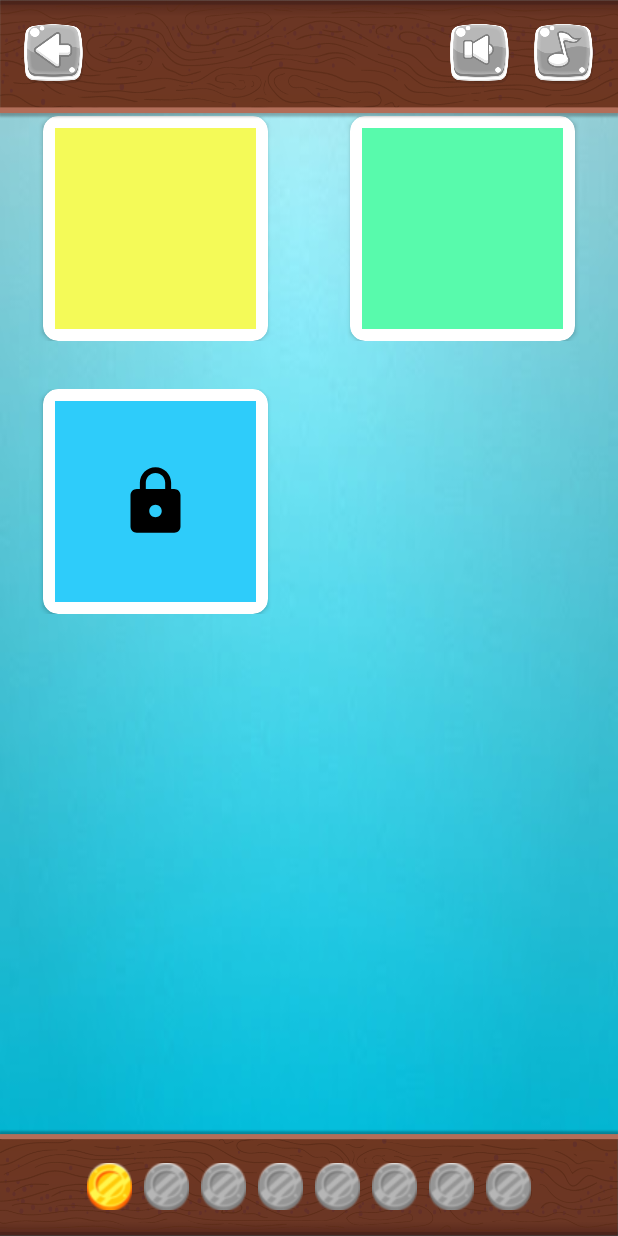
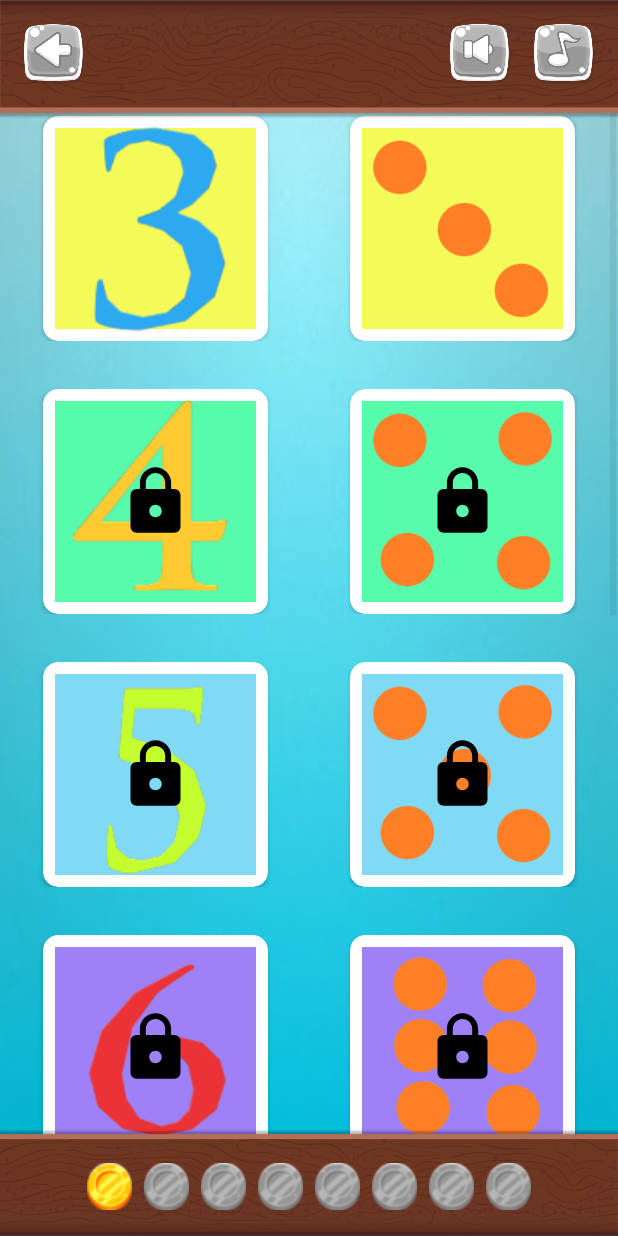
Before and after one commit to djuraszek/gra-matematyczna, an Android app: the GamesListActivity screen opened directly, with no data from a screen before it, on a phone screen of 412 x 824 dp. Run offline under Robolectric (Android 15) with nearby library versions, the phone set to English and light mode, and no system bars.

Commit message:
added: new levels, temporary games icon

```diff
--- a/app/src/main/java/com/android/gramatematyczna/activities/GamesListActivity.java
+++ b/app/src/main/java/com/android/gramatematyczna/activities/GamesListActivity.java
@@ -17,7 +17,22 @@ public class GamesListActivity extends AppCompatActivity {
 
     PreferencesManagement preferencesManagement;
     int gamesList[] = {R.color.yellow, R.color.blue_light, R.color.pink_light, R.color.green_bright, R.color.purple, R.color.blue_strong, R.color.red_fire, R.color.purple_pope, R.color.green_neon, R.color.pink_powder, R.color.color_numbers, R.color.orange, R.color.yellow_neon};
-    GameListItem gamesListTMP[] = {new GameListItem(R.color.yellow, 7, 0,0), new GameListItem(R.color.green_neon, 6,  0,1), new GameListItem(R.color.blue_strong, 3,  0, 0)};
+    GameListItem gamesListTMP[] = {new GameListItem(R.color.yellow, 3, 0,0),
+            new GameListItem(R.color.yellow, 3,  0,1),
+            new GameListItem(R.color.green_neon, 4, 0,0),
+            new GameListItem(R.color.green_neon, 4,  0,1),
+            new GameListItem(R.color.blue_light, 5, 0,0),
+            new GameListItem(R.color.blue_light, 5,  0,1),
+            new GameListItem(R.color.purple, 6, 0,0),
+            new GameListItem(R.color.purple, 6,  0,1),
+            new GameListItem(R.color.red_fire, 7, 0,0),
+            new GameListItem(R.color.red_fire, 7,  0,1),
+            new GameListItem(R.color.pink_powder, 8, 0,0),
+            new GameListItem(R.color.pink_powder, 8,  0,1),
+            new GameListItem(R.color.yellow, 9, 0,0),
+            new GameListItem(R.color.yellow, 9,  0,1),
+            new GameListItem(R.color.green_neon, 10, 0,0),
+            new GameListItem(R.color.green_neon, 10,  0,1), };
 
     @Override
     protected void onCreate(Bundle savedInstanceState) {
@@ -45,8 +60,5 @@ public class GamesListActivity extends AppCompatActivity {
         super.onBackPressed();
     }
 
-    private int getDrawableByName(String name){
-        int resID = getResources().getIdentifier(name , "drawable", getPackageName());
-        return resID;
-    }
+
 }
--- a/app/src/main/java/com/android/gramatematyczna/adapters/GamesGridAdapter.java
+++ b/app/src/main/java/com/android/gramatematyczna/adapters/GamesGridAdapter.java
@@ -69,7 +69,13 @@ public class GamesGridAdapter extends BaseAdapter {
         ImageView gameIcon = view.findViewById(R.id.game_icon);
         background.setBackgroundColor(color); // set logo images
 //        card.setCardBackgroundColor(drawing); // set logo images
-
+        if(gamesListTMP[i].getGameType()==0) {
+            String gameIconName="img_number_"+gamesListTMP[i].getNumber();
+            gameIcon.setImageResource(getDrawableByName(gameIconName));
+        }else if(gamesListTMP[i].getGameType()==1) {
+            String gameIconName="img_memory"+gamesListTMP[i].getNumber();
+            gameIcon.setImageResource(getDrawableByName(gameIconName));
+        }
         if(i==0 || i==1) {
             lock.setVisibility(View.INVISIBLE);
             if(isTMP) {
@@ -101,5 +107,9 @@ public class GamesGridAdapter extends BaseAdapter {
         return view;
     }
 
+    private int getDrawableByName(String name){
+        int resID = context.getResources().getIdentifier(name , "drawable", context.getPackageName());
+        return resID;
+    }
 
 }
```
